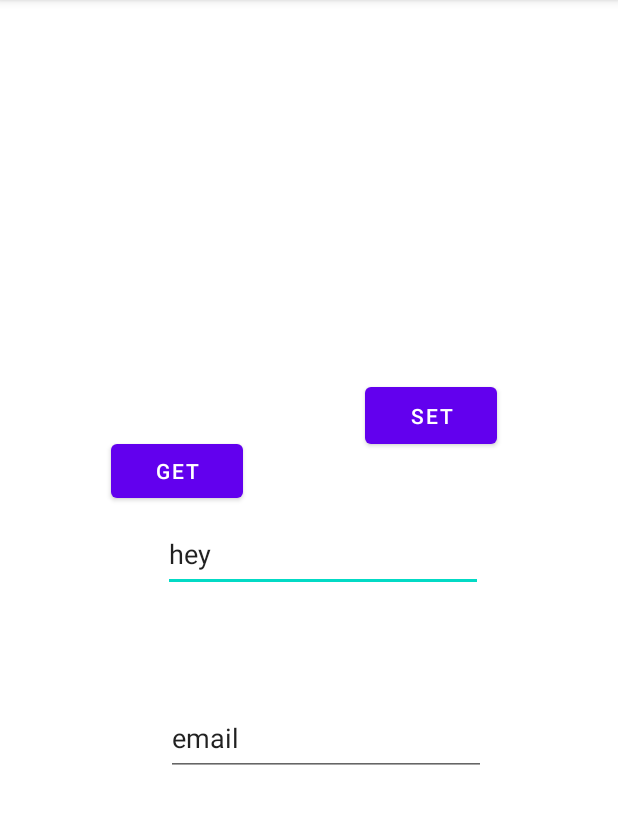
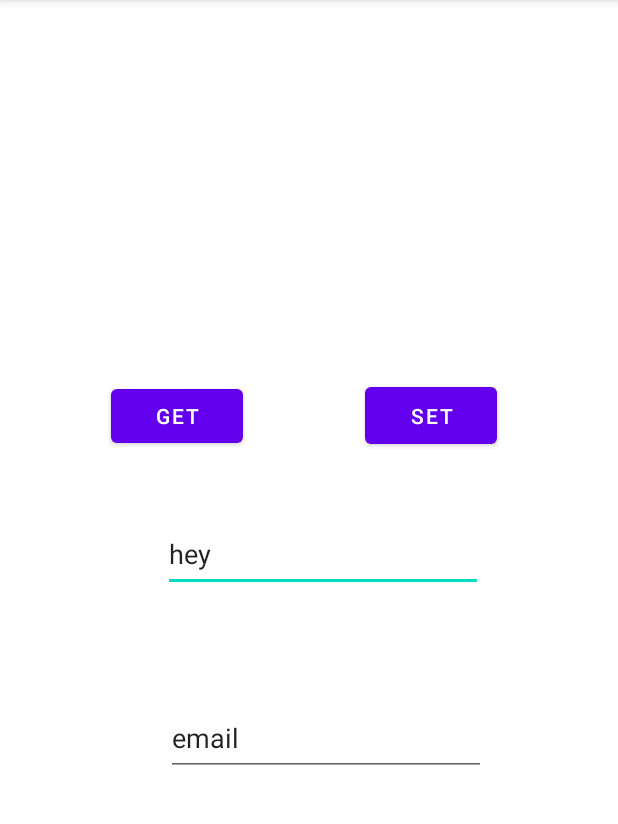
Before and after one commit to DavidLacour/FireApp, an Android app: the screen it shows after launch (MainActivity), after a tap on "SET", on a phone screen of 412 x 824 dp, the part 84-908 px from its top. Run offline under Robolectric (Android 15) with nearby library versions, the phone set to English and light mode, and no system bars; our stand-ins replace Firebase (no records; nobody signed in at launch, a user with empty details on screens opened directly).

```diff
--- a/app/src/main/java/bootcamp/fireapp/MainActivity.kt
+++ b/app/src/main/java/bootcamp/fireapp/MainActivity.kt
@@ -31,7 +31,7 @@ class MainActivity : AppCompatActivity() {
 
     fun get(view: View) {
         updateEmailAndPhone()
-        db.child(phone.text.toString()).get().addOnSuccessListener {
+        db.child(PHONE_NB).get().addOnSuccessListener {
             if (it.value == null) future.completeExceptionally(NoSuchFieldException())
             else future.complete(it.value as String)
         }.addOnFailureListener {
@@ -45,14 +45,9 @@ class MainActivity : AppCompatActivity() {
 
     fun set(view: View) {
         updateEmailAndPhone()
-        println("hey")
+
         db.child(PHONE_NB).setValue(EMAIL)
-        // Write a message to the database
-        // Write a message to the database
-        val database = FirebaseDatabase.getInstance()
-        val myRef = database.getReference("message")
 
-        myRef.setValue("Hello, World!")
     }
 
     fun updateEmailAndPhone() {
--- a/app/src/main/res/layout/activity_main.xml
+++ b/app/src/main/res/layout/activity_main.xml
@@ -11,16 +11,15 @@
         android:layout_width="wrap_content"
         android:layout_height="wrap_content"
         android:layout_marginStart="81dp"
-        android:layout_marginTop="250dp"
+        android:layout_marginTop="253dp"
         android:layout_marginEnd="66dp"
-        android:layout_marginBottom="430dp"
         android:onClick="get"
         android:text="GET"
         app:layout_constraintBottom_toBottomOf="parent"
         app:layout_constraintEnd_toStartOf="@+id/set"
         app:layout_constraintStart_toStartOf="parent"
         app:layout_constraintTop_toTopOf="parent"
-        app:layout_constraintVertical_bias="1.0" />
+        app:layout_constraintVertical_bias="0.0" />
 
     <Button
         android:id="@+id/set"
```
